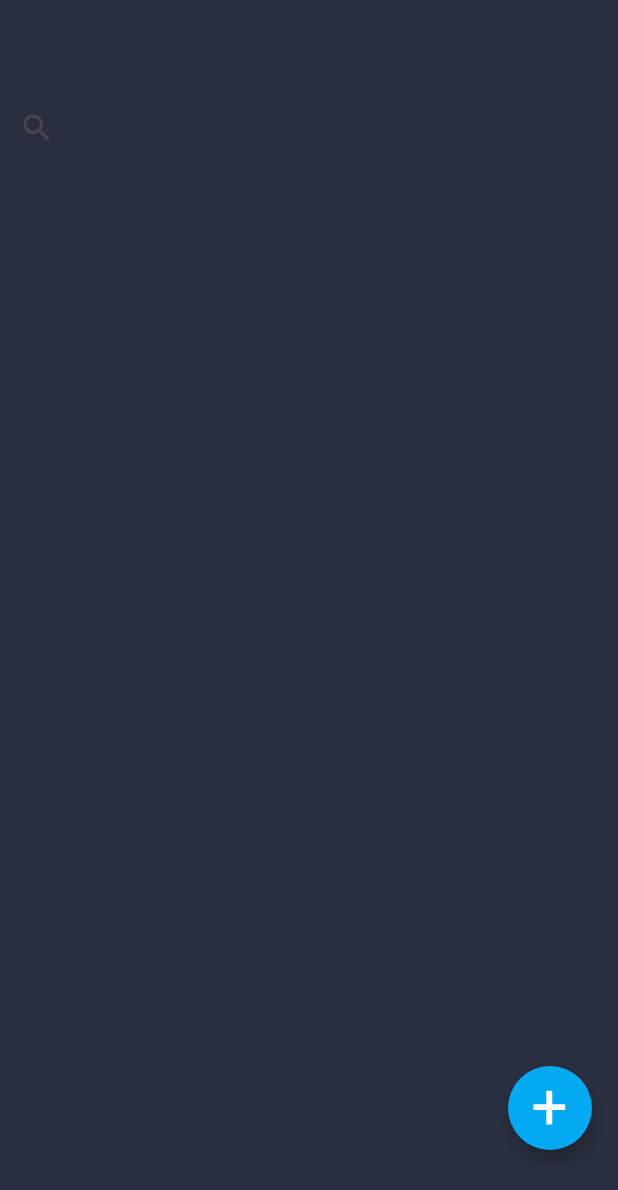
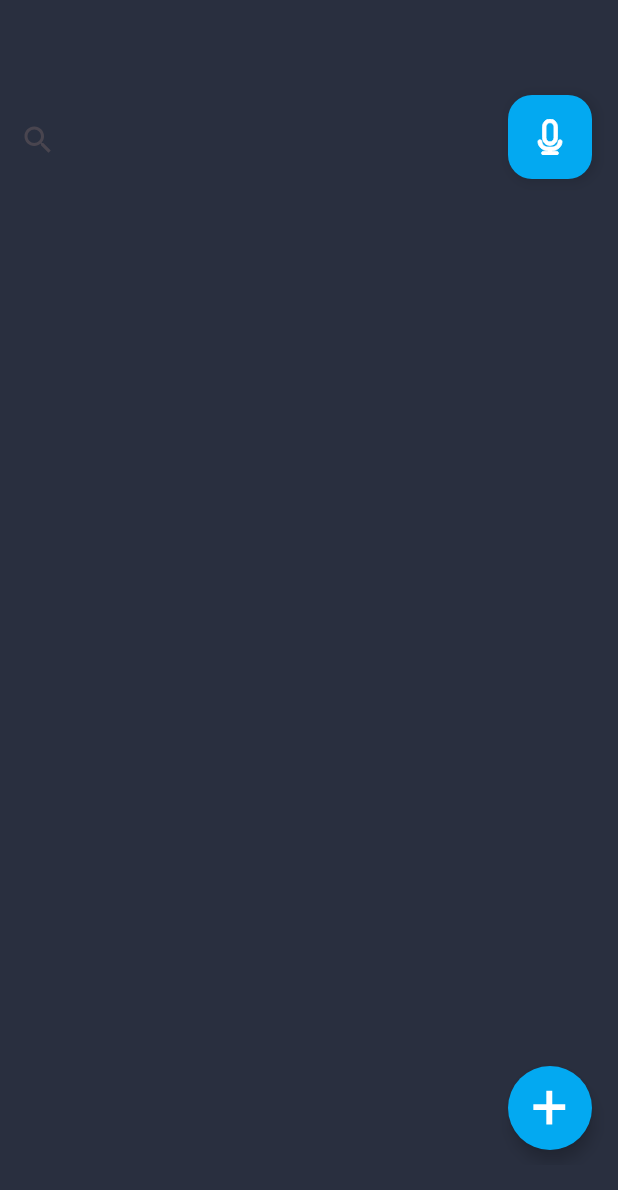
Before and after one commit to MonaAdel2/GraduationProject, an Android app: the screen it shows after launch (MainActivity), on a phone screen of 412 x 824 dp. Shown: the top 1190 px of the screen. Run offline under Robolectric (Android 15) with nearby library versions, the phone set to English and light mode, and no system bars; Roboto replaces fonts that are not available here.

Commit message:
first version of recorder that has record stop and play record without cases

```diff
--- a/app/src/main/java/com/example/graduationproject/home/view/HomeFragment.kt
+++ b/app/src/main/java/com/example/graduationproject/home/view/HomeFragment.kt
@@ -15,6 +15,7 @@ import com.google.android.material.floatingactionbutton.FloatingActionButton
 class HomeFragment : Fragment() {
  private lateinit var userBtn: FloatingActionButton
 private lateinit var  binding : FragmentHomeBinding
+private lateinit var recordBtn: FloatingActionButton
     override fun onCreateView(
         inflater: LayoutInflater, container: ViewGroup?,
         savedInstanceState: Bundle?
@@ -30,6 +31,11 @@ private lateinit var  binding : FragmentHomeBinding
             val action = HomeFragmentDirections.actionHomeFragmentToUsersFragment()
             findNavController().navigate(action)
         }
+        recordBtn=binding.btnRecorder
+        recordBtn.setOnClickListener {
+            val action = HomeFragmentDirections.actionHomeFragmentToRecorderFragment()
+            findNavController().navigate(action)
+        }
 
 
     }
--- /dev/null
+++ b/app/src/main/res/drawable/record_ic.xml
@@ -0,0 +1,16 @@
+<vector xmlns:android="http://schemas.android.com/apk/res/android"
+    android:width="800dp"
+    android:height="800dp"
+    android:viewportWidth="47.964"
+    android:viewportHeight="47.965">
+  <path
+      android:strokeWidth="1"
+      android:pathData="M23.982,35.268c5.531,0 10.033,-4.635 10.033,-10.332V10.333C34.015,4.635 29.513,0 23.982,0c-5.532,0 -10.032,4.635 -10.032,10.333v14.604C13.951,30.633 18.451,35.268 23.982,35.268zM29.22,24.938c0,2.974 -2.35,5.395 -5.238,5.395s-5.238,-2.42 -5.238,-5.395V10.333c0,-2.974 2.35,-5.395 5.238,-5.395s5.238,2.42 5.238,5.395V24.938z"
+      android:fillColor="#ffffff"
+      android:strokeColor="#ffffff"/>
+  <path
+      android:strokeWidth="1"
+      android:pathData="M40.125,29.994c0,-1.361 -1.222,-2.469 -2.72,-2.469c-1.5,0 -2.721,1.107 -2.721,2.469c0,4.042 -3.621,7.329 -8.074,7.329h-5.257c-4.453,0 -8.074,-3.287 -8.074,-7.329c0,-1.361 -1.221,-2.469 -2.721,-2.469c-1.499,0 -2.719,1.107 -2.719,2.469c0,6.736 6.014,12.221 13.424,12.266v0.766h-5.944c-1.499,0 -2.72,1.107 -2.72,2.47s1.221,2.47 2.72,2.47h17.325c1.5,0 2.721,-1.107 2.721,-2.47s-1.221,-2.47 -2.721,-2.47h-5.942V42.26C34.111,42.215 40.125,36.73 40.125,29.994z"
+      android:fillColor="#ffffff"
+      android:strokeColor="#ffffff"/>
+</vector>
--- a/app/src/main/res/layout/fragment_home.xml
+++ b/app/src/main/res/layout/fragment_home.xml
@@ -14,15 +14,16 @@
 
         <SearchView
             android:id="@+id/searchView"
-            android:layout_width="412dp"
-            android:layout_height="75dp"
-            app:layout_constraintEnd_toEndOf="parent"
+            android:layout_width="0dp"
+            android:layout_height="60dp"
+            android:layout_marginTop="16dp"
+            app:layout_constraintEnd_toStartOf="@+id/btn_recorder"
             app:layout_constraintStart_toStartOf="parent"
-            tools:layout_editor_absoluteY="1dp" />
+            app:layout_constraintTop_toTopOf="parent" />
 
         <androidx.recyclerview.widget.RecyclerView
             android:layout_width="409dp"
-            android:layout_height="653dp"
+            android:layout_height="0dp"
             android:layout_marginTop="2dp"
             app:layout_constraintBottom_toBottomOf="parent"
             app:layout_constraintEnd_toEndOf="parent"
@@ -43,5 +44,19 @@
             app:shapeAppearance="@null"
             app:srcCompat="@drawable/plus_ic"
             app:tint="@null" />
+
+        <com.google.android.material.floatingactionbutton.FloatingActionButton
+            android:id="@+id/btn_recorder"
+            android:layout_width="wrap_content"
+            android:layout_height="wrap_content"
+            android:layout_marginTop="16dp"
+            android:layout_marginEnd="16dp"
+
+            android:clickable="true"
+            android:src="@drawable/record_ic"
+            app:backgroundTint="@color/floating_button"
+            app:layout_constraintEnd_toEndOf="parent"
+            app:layout_constraintTop_toTopOf="parent"
+            app:tint="@null" />
     </androidx.constraintlayout.widget.ConstraintLayout>
 </FrameLayout>
--- a/app/src/main/res/navigation/app_nav_graph.xml
+++ b/app/src/main/res/navigation/app_nav_graph.xml
@@ -28,6 +28,9 @@
         <action
             android:id="@+id/action_HomeFragment_to_usersFragment"
             app:destination="@id/usersFragment" />
+        <action
+            android:id="@+id/action_HomeFragment_to_recorderFragment"
+            app:destination="@id/recorderFragment" />
     </fragment>
     <fragment
         android:id="@+id/usersFragment"
@@ -38,4 +41,9 @@
             android:id="@+id/action_usersFragment_to_chatFragment2"
             app:destination="@id/chatFragment" />
     </fragment>
+    <fragment
+        android:id="@+id/recorderFragment"
+        android:name="com.example.graduationproject.home.view.RecorderFragment"
+        android:label="fragment_recorder"
+        tools:layout="@layout/fragment_recorder" />
 </navigation>
```
Also changed, not shown: app/src/main/AndroidManifest.xml (+7 -7 lines), app/src/main/java/com/example/graduationproject/home/view/RecorderFragment.kt (added, +132 -0 lines), app/src/main/res/drawable/recording_circle_ic.xml (added, +12 -0 lines), app/src/main/res/layout/fragment_recorder.xml (added, +54 -0 lines).
